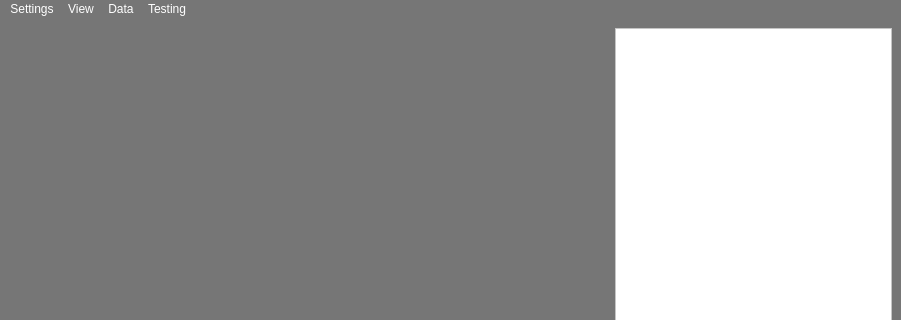
Old version of the form monitor.ui in the repository zamazir/THMmonitor; both pictures show x 0 to 901 and y 0 to 320 of the 901 by 614 pixel window.
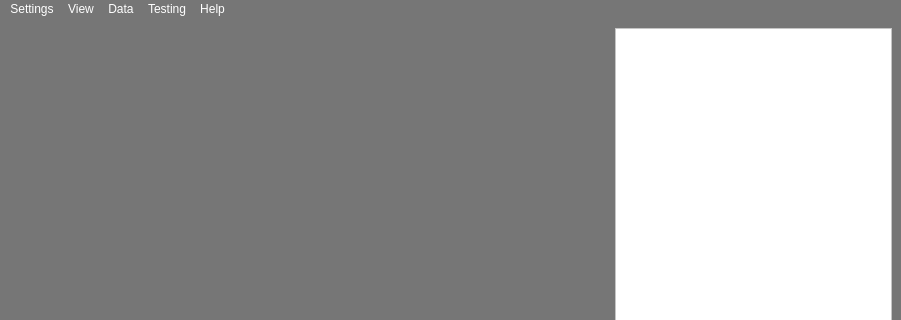
New version of the form.

Commit message: Add versioning, about page, and link to online doc

Diff of the .ui file:
```diff
--- a/monitor.ui
+++ b/monitor.ui
@@ -352,10 +352,18 @@
     </widget>
     <addaction name="menuTrigger_test_alarm"/>
    </widget>
+   <widget class="QMenu" name="menuAbout">
+    <property name="title">
+     <string>Help</string>
+    </property>
+    <addaction name="menuAbout_2"/>
+    <addaction name="menuOnlineDoc"/>
+   </widget>
    <addaction name="menuSettings"/>
    <addaction name="menuView"/>
    <addaction name="menuData"/>
    <addaction name="menuTesting"/>
+   <addaction name="menuAbout"/>
   </widget>
   <widget class="QStatusBar" name="statusbar"/>
   <action name="menuChangeSteadyState">
```
Left out of the diff: 10 changed lines with no effect on the pictures. The commit also changes 1 other file.
